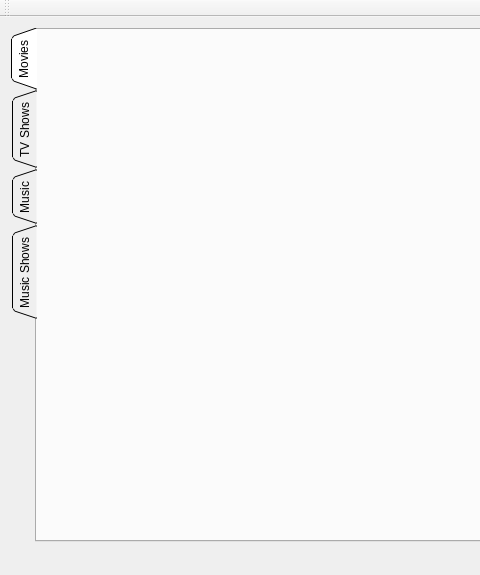
This is cmainwindow.ui in birkeh/qtKodiAdmin as Qt 5 draws it before an edit; both pictures show x 0 to 480 and y 0 to 575 of the 785 by 575 pixel window. The edited form follows.
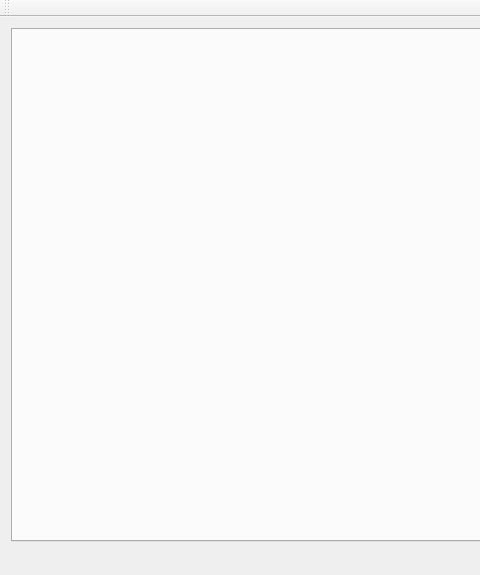
This is the edited form. Icons and pictures are not drawn.

Diff of the .ui file:
```diff
--- a/cmainwindow.ui
+++ b/cmainwindow.ui
@@ -21,52 +21,17 @@
        <enum>QTabWidget::West</enum>
       </property>
       <property name="tabShape">
-       <enum>QTabWidget::Triangular</enum>
+       <enum>QTabWidget::Rounded</enum>
       </property>
       <property name="currentIndex">
        <number>0</number>
       </property>
       <property name="iconSize">
        <size>
-        <width>32</width>
-        <height>32</height>
+        <width>64</width>
+        <height>64</height>
        </size>
       </property>
-      <widget class="QWidget" name="m_lpTabMovies">
-       <attribute name="icon">
-        <iconset>
-         <normalon>:/icons/icons/Videos.ico</normalon>
-        </iconset>
-       </attribute>
-       <attribute name="title">
-        <string>Movies</string>
-       </attribute>
-      </widget>
-      <widget class="QWidget" name="m_lpTabTVShows">
-       <attribute name="icon">
-        <iconset>
-         <normalon>:/icons/icons/TV Shows.ico</normalon>
-        </iconset>
-       </attribute>
-       <attribute name="title">
-        <string>TV Shows</string>
-       </attribute>
-      </widget>
-      <widget class="QWidget" name="m_lpTabMusic">
-       <attribute name="icon">
-        <iconset>
-         <normalon>:/icons/icons/Musics.ico</normalon>
-        </iconset>
-       </attribute>
-       <attribute name="title">
-        <string>Music</string>
-       </attribute>
-      </widget>
-      <widget class="QWidget" name="m_lpTabMusicShows">
-       <attribute name="title">
-        <string>Music Shows</string>
-       </attribute>
-      </widget>
      </widget>
     </item>
    </layout>
```
Left out of the diff: 2 changed lines with no effect on the pictures.
